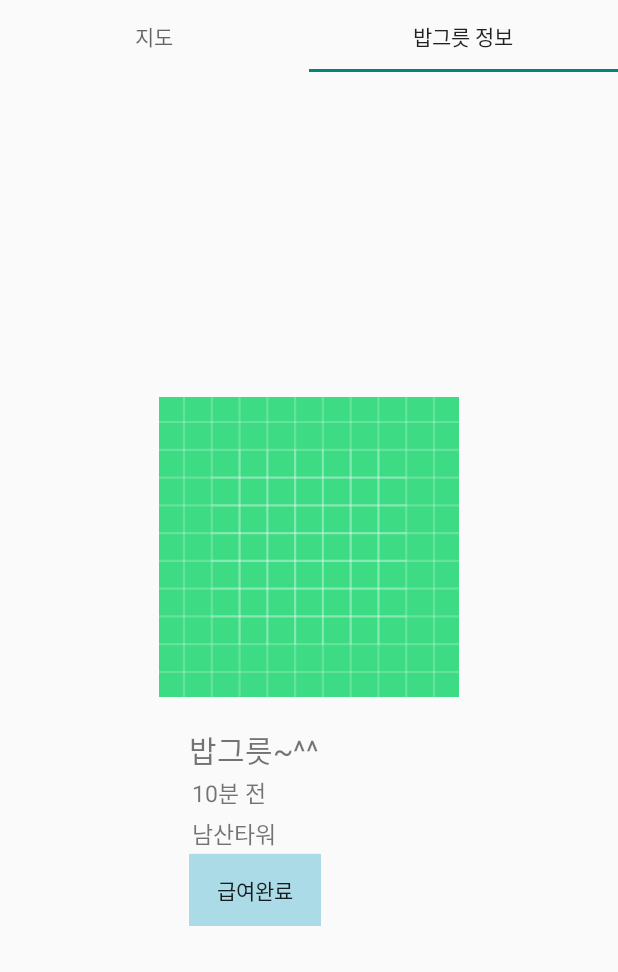
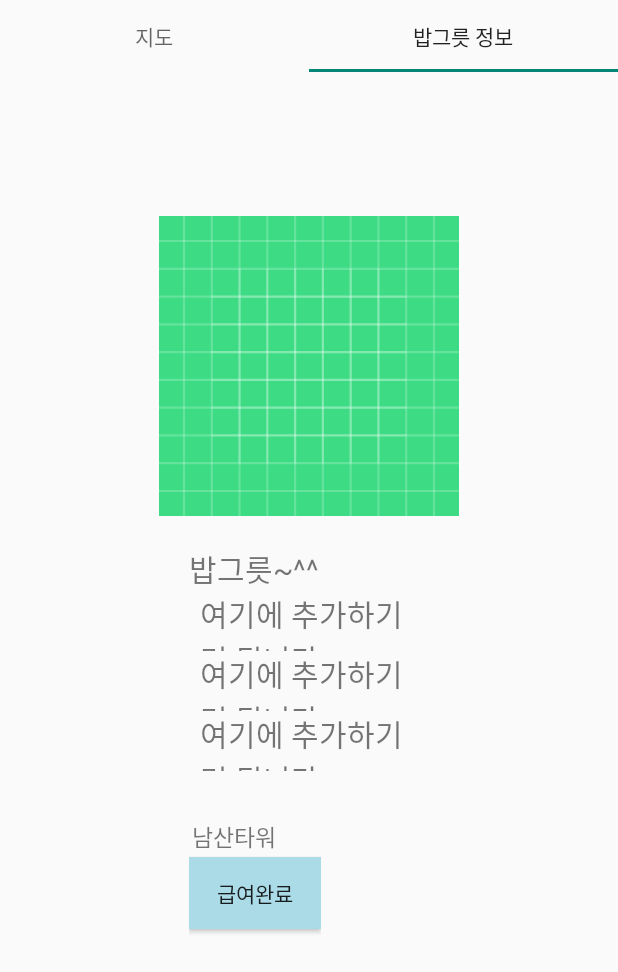
Before and after one commit to yeonii98/Catsby_mirroring, an Android app: the fragment FragmentBowlInfo placed in its activity, tab 2 chosen, on a phone screen of 412 x 824 dp. Shown: the top 972 px of the screen. Run offline under Robolectric (Android 15) with nearby library versions, the phone set to English and light mode, and no system bars.

Commit message:
bowl info 리싸이클러뷰 생성

```diff
--- a/Android/app/src/main/java/org/techtown/catsby/home/BowlActivity.java
+++ b/Android/app/src/main/java/org/techtown/catsby/home/BowlActivity.java
@@ -2,7 +2,6 @@ package org.techtown.catsby.home;
 
 import androidx.appcompat.app.AppCompatActivity;
 import androidx.fragment.app.FragmentPagerAdapter;
-import androidx.fragment.app.FragmentTransaction;
 import androidx.viewpager.widget.ViewPager;
 
 import android.content.Intent;
@@ -11,6 +10,7 @@ import android.os.Bundle;
 import com.google.android.material.tabs.TabLayout;
 
 import org.techtown.catsby.R;
+import org.techtown.catsby.home.adapter.BowlViewPagerAdapter;
 
 public class BowlActivity extends AppCompatActivity {
     private FragmentPagerAdapter fragmentPagerAdapter;
--- a/Android/app/src/main/java/org/techtown/catsby/home/FragmentBowlInfo.java
+++ b/Android/app/src/main/java/org/techtown/catsby/home/FragmentBowlInfo.java
@@ -1,11 +1,14 @@
 package org.techtown.catsby.home;
 
 import android.content.Intent;
+import android.graphics.drawable.Drawable;
 import android.os.Bundle;
+import android.os.TestLooperManager;
 import android.util.Log;
 import android.view.LayoutInflater;
 import android.view.View;
 import android.view.ViewGroup;
+import android.widget.Adapter;
 import android.widget.Button;
 import android.widget.ImageView;
 import android.widget.TextView;
@@ -13,11 +16,17 @@ import android.widget.TextView;
 import androidx.annotation.NonNull;
 import androidx.annotation.Nullable;
 import androidx.fragment.app.Fragment;
+import androidx.recyclerview.widget.LinearLayoutManager;
+import androidx.recyclerview.widget.RecyclerView;
 
 import org.techtown.catsby.R;
+import org.techtown.catsby.home.adapter.BowlInfoTimeAdapter;
+import org.techtown.catsby.home.model.BowlInfoTimeItem;
 import org.techtown.catsby.retrofit.RetrofitClient;
 import org.techtown.catsby.retrofit.ApiResponse;
 import org.techtown.catsby.notification.data.service.NotificationService;
+
+import java.util.ArrayList;
 
 import retrofit2.Call;
 import retrofit2.Callback;
@@ -30,6 +39,10 @@ public class FragmentBowlInfo extends Fragment {
     private Button completedFeed;
     private NotificationService notificationService;
 
+    RecyclerView timeRecyclerView;
+    BowlInfoTimeAdapter bowlInfoTimeAdapter = null;
+
+    ArrayList<BowlInfoTimeItem> itemTimeList;
     public static FragmentBowlInfo newInstance() {
         FragmentBowlInfo fragInfo = new FragmentBowlInfo();
         return fragInfo;
@@ -54,8 +67,8 @@ public class FragmentBowlInfo extends Fragment {
         }
 
 
-        time = (TextView) view.findViewById(R.id.time);
-        time.setText("10분 전");
+        //time = (TextView) view.findViewById(R.id.time);
+        //time.setText("10분 전");
 
         location = (TextView) view.findViewById(R.id.location);
         location.setText("남산타워");
@@ -70,8 +83,36 @@ public class FragmentBowlInfo extends Fragment {
             }
         });
 
+
+        /*
+        *
+        * Time RecyclerView
+        *
+        * */
+
+        timeRecyclerView = (RecyclerView)view.findViewById(R.id.bowlinfo_time_recycler_view);
+        itemTimeList = new ArrayList<>();
+
+        bowlInfoTimeAdapter = new BowlInfoTimeAdapter(itemTimeList);
+        timeRecyclerView.setAdapter(bowlInfoTimeAdapter);
+
+        timeRecyclerView.setLayoutManager(new LinearLayoutManager(getActivity(), RecyclerView.VERTICAL, false)) ;
+        addItem("여기에 추가하기면 됩니다");
+        addItem("여기에 추가하기면 됩니다");
+        addItem("여기에 추가하기면 됩니다");
+        bowlInfoTimeAdapter.notifyDataSetChanged();
+
         return view;
     }
+
+    private void addItem(String ptext) {
+        BowlInfoTimeItem timeItem = new BowlInfoTimeItem();
+        timeItem.setTimeItem(ptext);
+
+        System.out.println("Text = " + ptext);
+        itemTimeList.add(timeItem);
+    }
+
 
     private void sendNotification(Long bowlId, String uid) {
         notificationService.sendNotification(bowlId, uid).enqueue(new Callback<ApiResponse>() {
--- a/Android/app/src/main/java/org/techtown/catsby/home/BowlCheckListAdapter.java
+++ b/Android/app/src/main/java/org/techtown/catsby/home/adapter/BowlCheckListAdapter.java
@@ -1,4 +1,4 @@
-package org.techtown.catsby.home;
+package org.techtown.catsby.home.adapter;
 
 import android.content.Context;
 import android.graphics.drawable.Drawable;
@@ -16,6 +16,7 @@ import com.google.firebase.auth.FirebaseUser;
 
 import org.techtown.catsby.R;
 import org.techtown.catsby.Writemain;
+import org.techtown.catsby.home.model.BowlCheck;
 import org.techtown.catsby.home.model.Bowl;
 import org.techtown.catsby.retrofit.RetrofitClient;
 import org.techtown.catsby.retrofit.service.BowlCommunityService;
--- /dev/null
+++ b/Android/app/src/main/java/org/techtown/catsby/home/adapter/BowlInfoTimeAdapter.java
@@ -0,0 +1,65 @@
+package org.techtown.catsby.home.adapter;
+
+import android.content.Context;
+import android.view.LayoutInflater;
+import android.view.View;
+import android.view.ViewGroup;
+import android.widget.ImageView;
+import android.widget.TextView;
+
+import androidx.annotation.NonNull;
+import androidx.recyclerview.widget.RecyclerView;
+
+import org.jetbrains.annotations.NotNull;
+import org.techtown.catsby.R;
+import org.techtown.catsby.home.model.BowlInfoTimeItem;
+
+import java.util.ArrayList;
+
+public class BowlInfoTimeAdapter extends RecyclerView.Adapter<BowlInfoTimeAdapter.ViewHolder> {
+
+    private ArrayList<BowlInfoTimeItem> itemData = null;
+
+    public BowlInfoTimeAdapter(ArrayList<BowlInfoTimeItem> itemData) {
+        this.itemData = itemData;
+    }
+
+    @NonNull
+    @NotNull
+    @Override
+    public BowlInfoTimeAdapter.ViewHolder onCreateViewHolder(@NonNull @NotNull ViewGroup parent, int viewType) {
+        Context context = parent.getContext();
+
+        LayoutInflater inflater = (LayoutInflater) context.getSystemService(Context.LAYOUT_INFLATER_SERVICE);
+
+        View view = inflater.inflate(R.layout.bowlinfo_time_item_list, parent, false);
+        BowlInfoTimeAdapter.ViewHolder vh = new BowlInfoTimeAdapter.ViewHolder(view);
+
+        return vh;
+    }
+
+    @Override
+    public void onBindViewHolder(@NonNull @NotNull BowlInfoTimeAdapter.ViewHolder holder, int position) {
+        BowlInfoTimeItem item = itemData.get(position);
+
+        System.out.println("item = !!!!!!!!!!!!!" + item.getTimeItem());
+
+        holder.bowlTime.setText(item.getTimeItem());
+    }
+
+    @Override
+    public int getItemCount() {
+        return itemData.size();
+    }
+
+    public class ViewHolder extends RecyclerView.ViewHolder {
+        TextView bowlTime;
+
+        ViewHolder(View itemView) {
+            super(itemView); // 뷰 객체에 대한 참조
+
+            bowlTime = itemView.findViewById(R.id.bowl_time_text);
+        }
+    }
+
+}
--- a/Android/app/src/main/java/org/techtown/catsby/home/BowlViewPagerAdapter.java
+++ b/Android/app/src/main/java/org/techtown/catsby/home/adapter/BowlViewPagerAdapter.java
@@ -1,10 +1,13 @@
-package org.techtown.catsby.home;
+package org.techtown.catsby.home.adapter;
 
 import androidx.annotation.NonNull;
 import androidx.annotation.Nullable;
 import androidx.fragment.app.Fragment;
 import androidx.fragment.app.FragmentManager;
 import androidx.fragment.app.FragmentPagerAdapter;
+
+import org.techtown.catsby.home.FragmentBowlInfo;
+import org.techtown.catsby.home.FragmentBowlMap;
 
 public class BowlViewPagerAdapter extends FragmentPagerAdapter {
     public BowlViewPagerAdapter(@NonNull FragmentManager fm) {
--- a/Android/app/src/main/java/org/techtown/catsby/home/BowlCheck.java
+++ b/Android/app/src/main/java/org/techtown/catsby/home/model/BowlCheck.java
@@ -1,4 +1,4 @@
-package org.techtown.catsby.home;
+package org.techtown.catsby.home.model;
 
 import android.graphics.drawable.Drawable;
 
--- /dev/null
+++ b/Android/app/src/main/java/org/techtown/catsby/home/model/BowlInfoTimeItem.java
@@ -0,0 +1,13 @@
+package org.techtown.catsby.home.model;
+
+public class BowlInfoTimeItem {
+    private String timeItem;
+
+    public String getTimeItem() {
+        return timeItem;
+    }
+
+    public void setTimeItem(String timeItem) {
+        this.timeItem = timeItem;
+    }
+}
--- /dev/null
+++ b/Android/app/src/main/res/layout/bowlinfo_time_item_list.xml
@@ -0,0 +1,15 @@
+<RelativeLayout
+    xmlns:android="http://schemas.android.com/apk/res/android"
+    android:layout_width="match_parent"
+    android:layout_height="40dp">
+
+    <TextView
+        android:layout_width="match_parent"
+        android:layout_height="match_parent"
+        android:text="text"
+        android:textSize="20dp"
+        android:layout_marginLeft="7dp"
+        android:gravity="center_vertical"
+        android:id="@+id/bowl_time_text"/>
+
+</RelativeLayout>
--- a/Android/app/src/main/res/layout/fragment_bowlinfo.xml
+++ b/Android/app/src/main/res/layout/fragment_bowlinfo.xml
@@ -42,18 +42,23 @@
                     android:text="밥그릇 이름"
                     android:textSize="20dp" />
 
+
+
+                <androidx.recyclerview.widget.RecyclerView
+                    android:layout_width="150dp"
+                    android:layout_height="150dp"
+                    android:id="@+id/bowlinfo_time_recycler_view"
+                    app:layout_constraintTop_toTopOf="parent"
+                    app:layout_constraintLeft_toLeftOf="parent"
+                    app:layout_constraintRight_toRightOf="parent"
+                    app:layout_constraintBottom_toBottomOf="parent"/>
+
+
+
                 <LinearLayout
                     android:layout_width="wrap_content"
-                    android:layout_height="wrap_content"
+                    android:layout_height="193dp"
                     android:orientation="vertical">
-
-                    <TextView
-                        android:id="@+id/time"
-                        android:layout_width="wrap_content"
-                        android:layout_height="wrap_content"
-                        android:layout_margin="2dp"
-                        android:text="몇분 전"
-                        android:textSize="15dp" />
 
                     <TextView
                         android:id="@+id/location"
@@ -66,9 +71,9 @@
                     <Button
                         android:id="@+id/btn_completed_feed"
                         android:layout_width="wrap_content"
+                        android:layout_height="wrap_content"
                         android:background="#ACDBE8"
-                        android:layout_height="wrap_content"
-                        android:text="급여완료"/>
+                        android:text="급여완료" />
 
 
                 </LinearLayout>
```
Also changed, not shown: Android/app/src/main/java/org/techtown/catsby/Writemain.java (+1 -6 lines), Android/app/src/main/java/org/techtown/catsby/home/addCommunity.java (deleted, +0 -100 lines).
